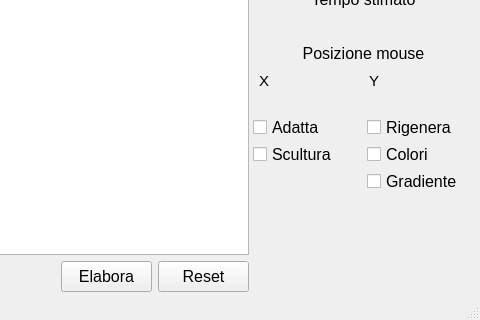
Old version of the form IsoViewer.ui in the repository LuigiCaradonna/isoviewer-for-helios-automazioni-cnc-cpp; both pictures show x 867 to 1347 and y 448 to 768 of the 1347 by 768 pixel window.
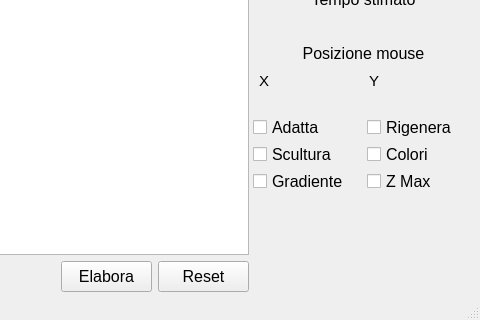
New version of the form.

The edit to the form file:
```diff
--- a/IsoViewer.ui
+++ b/IsoViewer.ui
@@ -1183,6 +1183,33 @@
            <property name="topMargin">
             <number>20</number>
            </property>
+           <item row="0" column="1">
+            <widget class="QCheckBox" name="chk_autoresize">
+             <property name="minimumSize">
+              <size>
+               <width>0</width>
+               <height>21</height>
+              </size>
+             </property>
+             <property name="maximumSize">
+              <size>
+               <width>16777215</width>
+               <height>21</height>
+              </size>
+             </property>
+             <property name="font">
+              <font>
+               <pointsize>12</pointsize>
+              </font>
+             </property>
+             <property name="toolTip">
+              <string>Rigenera il disegno al ridimensionamento della finestra</string>
+             </property>
+             <property name="text">
+              <string>Rigenera</string>
+             </property>
+            </widget>
+           </item>
            <item row="1" column="1">
             <widget class="QCheckBox" name="chk_color">
              <property name="minimumSize">
@@ -1237,60 +1264,6 @@
              </property>
             </widget>
            </item>
-           <item row="2" column="1">
-            <widget class="QCheckBox" name="chk_gradient">
-             <property name="minimumSize">
-              <size>
-               <width>0</width>
-               <height>21</height>
-              </size>
-             </property>
-             <property name="maximumSize">
-              <size>
-               <width>16777215</width>
-               <height>21</height>
-              </size>
-             </property>
-             <property name="font">
-              <font>
-               <pointsize>12</pointsize>
-              </font>
-             </property>
-             <property name="toolTip">
-              <string>Indica se usare colori sfumati per indicare la profondità di incisione</string>
-             </property>
-             <property name="text">
-              <string>Gradiente</string>
-             </property>
-            </widget>
-           </item>
-           <item row="0" column="1">
-            <widget class="QCheckBox" name="chk_autoresize">
-             <property name="minimumSize">
-              <size>
-               <width>0</width>
-               <height>21</height>
-              </size>
-             </property>
-             <property name="maximumSize">
-              <size>
-               <width>16777215</width>
-               <height>21</height>
-              </size>
-             </property>
-             <property name="font">
-              <font>
-               <pointsize>12</pointsize>
-              </font>
-             </property>
-             <property name="toolTip">
-              <string>Rigenera il disegno al ridimensionamento della finestra</string>
-             </property>
-             <property name="text">
-              <string>Rigenera</string>
-             </property>
-            </widget>
-           </item>
            <item row="0" column="0">
             <widget class="QCheckBox" name="chk_fit">
              <property name="minimumSize">
@@ -1318,6 +1291,60 @@
              </property>
             </widget>
            </item>
+           <item row="2" column="0">
+            <widget class="QCheckBox" name="chk_gradient">
+             <property name="minimumSize">
+              <size>
+               <width>0</width>
+               <height>21</height>
+              </size>
+             </property>
+             <property name="maximumSize">
+              <size>
+               <width>16777215</width>
+               <height>21</height>
+              </size>
+             </property>
+             <property name="font">
+              <font>
+               <pointsize>12</pointsize>
+              </font>
+             </property>
+             <property name="toolTip">
+              <string>Indica se usare colori sfumati per indicare la profondità di incisione</string>
+             </property>
+             <property name="text">
+              <string>Gradiente</string>
+             </property>
+            </widget>
+           </item>
+           <item row="2" column="1">
+            <widget class="QCheckBox" name="chk_zmax">
+             <property name="minimumSize">
+              <size>
+               <width>0</width>
+               <height>21</height>
+              </size>
+             </property>
+             <property name="maximumSize">
+              <size>
+               <width>16777215</width>
+               <height>21</height>
+              </size>
+             </property>
+             <property name="font">
+              <font>
+               <pointsize>12</pointsize>
+              </font>
+             </property>
+             <property name="toolTip">
+              <string>Evidenzia i punti di profondità massima</string>
+             </property>
+             <property name="text">
+              <string>Z Max</string>
+             </property>
+            </widget>
+           </item>
           </layout>
          </item>
          <item>
```
Left out of the diff: 1 changed line with no effect on the pictures.
